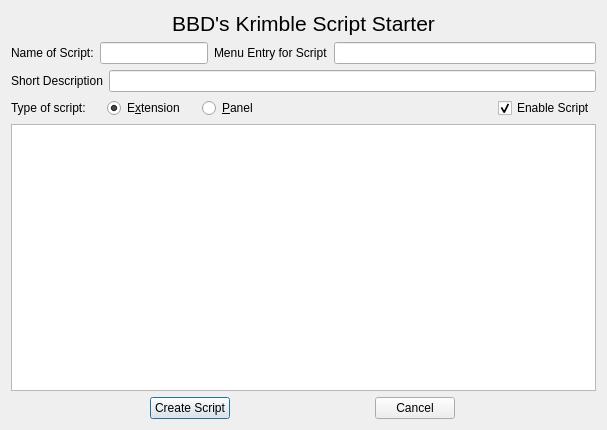
The window that plugins/python/krita_script_starter/bbdkss.ui (purdygeorgeedward-dev/krimble) describes before a commit, drawn with Qt 5.
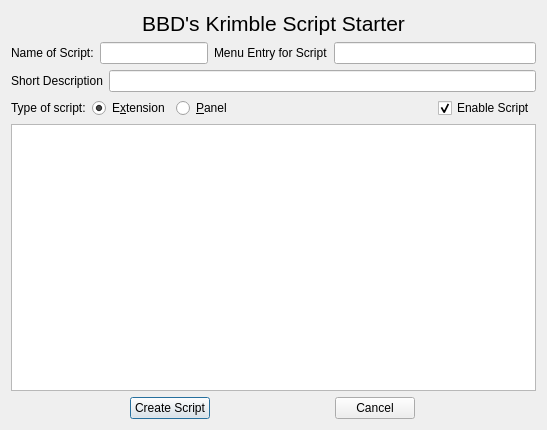
The same window after the commit.

Commit message: Resize 8 oversized dialogs for small screens (wishlist item 20)

The edit to the form file:
```diff
--- a/plugins/python/krita_script_starter/bbdkss.ui
+++ b/plugins/python/krita_script_starter/bbdkss.ui
@@ -10,12 +10,12 @@
    <rect>
     <x>0</x>
     <y>0</y>
-    <width>607</width>
+    <width>380</width>
     <height>430</height>
    </rect>
   </property>
   <property name="sizePolicy">
-   <sizepolicy hsizetype="Fixed" vsizetype="Fixed">
+   <sizepolicy hsizetype="Preferred" vsizetype="Preferred">
     <horstretch>0</horstretch>
     <verstretch>0</verstretch>
    </sizepolicy>
```
The commit also changes 7 other files.
